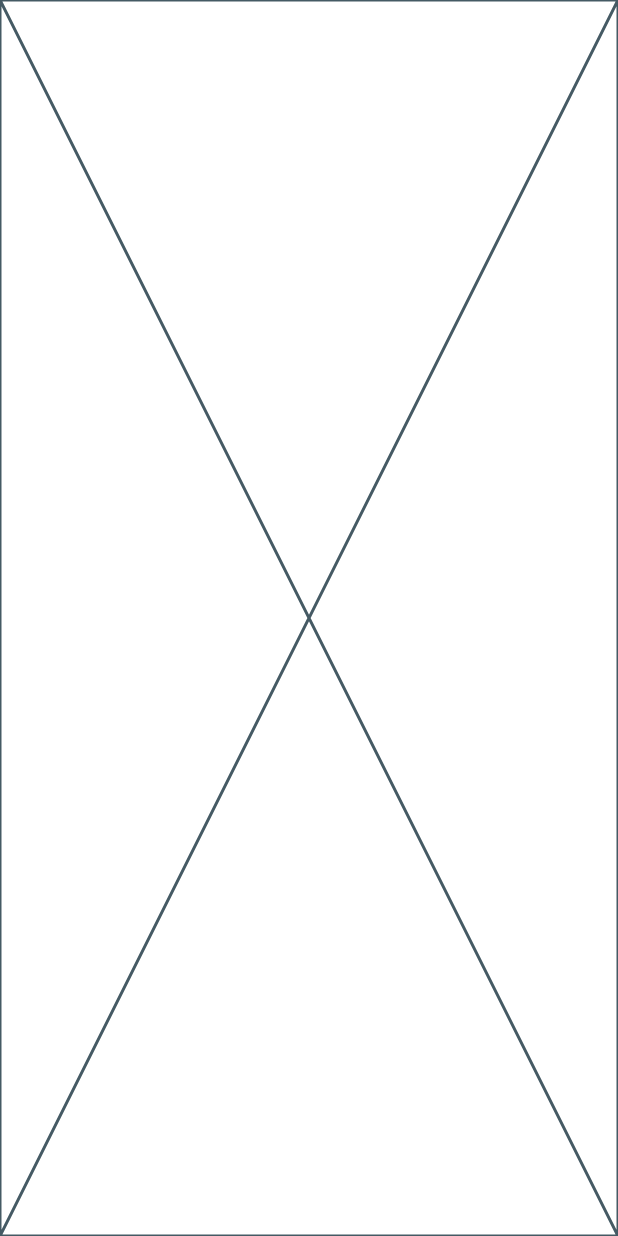
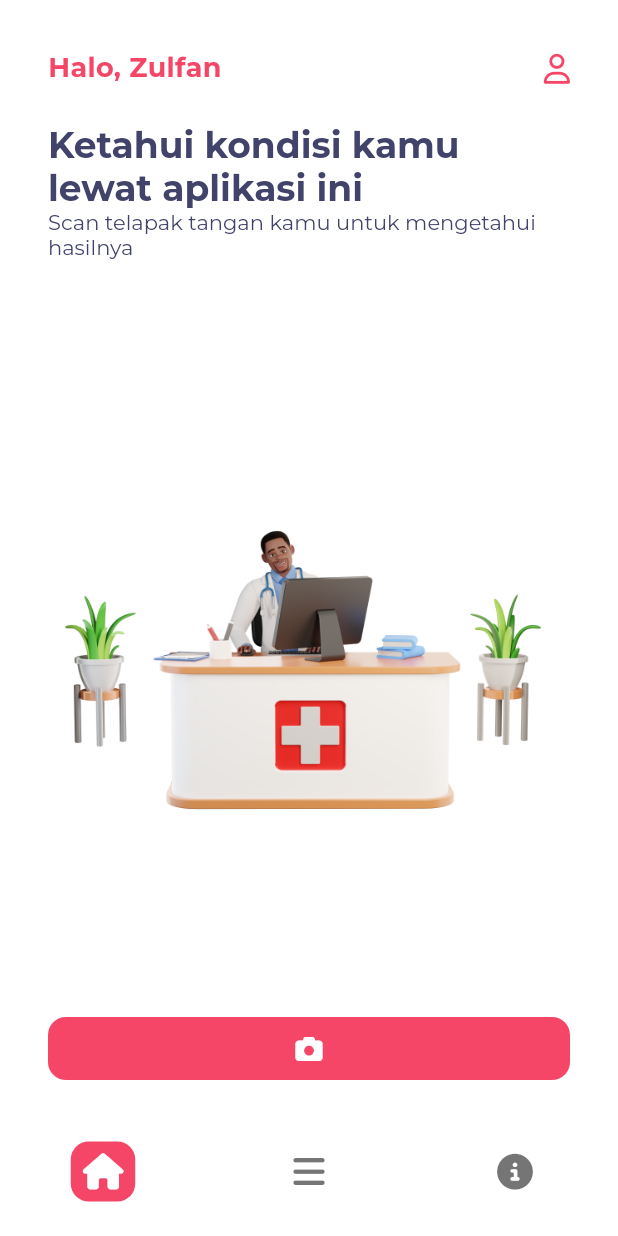
Before and after one commit to faeznz/anemia-predict-mobile, a Flutter app: the screen it shows after launch, after a tap on "Skip >>", on a phone screen of 412 x 824 dp. Run offline on Flutter 3.47's test engine with Material 3 defaults, Android fonts, the phone set to English and light mode, and no system bars; our stand-ins replace easy_splash_screen, font_awesome_flutter, google_fonts; network calls fail.

Commit message:
fear: finish slicing home and history

```diff
--- /dev/null
+++ b/lib/bottom_navbar.dart
@@ -0,0 +1,94 @@
+import 'package:flutter/material.dart';
+import 'package:font_awesome_flutter/font_awesome_flutter.dart';
+import 'package:predict_anemia/constant/color_constant.dart';
+import 'package:predict_anemia/screen/about/about_screen.dart';
+import 'package:predict_anemia/screen/history/hostory_screen.dart';
+import 'package:predict_anemia/screen/home/home_screen.dart';
+
+class MyButtomNavbar extends StatefulWidget {
+  const MyButtomNavbar({super.key});
+
+  @override
+  State<MyButtomNavbar> createState() => _MyButtomNavbarState();
+}
+
+class _MyButtomNavbarState extends State<MyButtomNavbar> {
+  int _selectedIndex = 0;
+
+  final List<Widget> _widgetOptions = <Widget>[
+    const HomeScreen(),
+    const HistoryScreen(),
+    const AboutScreen(),
+  ];
+
+  @override
+  Widget build(BuildContext context) {
+    return Scaffold(
+      body: _widgetOptions.elementAt(_selectedIndex),
+      bottomNavigationBar: BottomNavigationBar(
+        backgroundColor: ColorConstant.whiteColor,
+        items: <BottomNavigationBarItem>[
+          BottomNavigationBarItem(
+            icon: const FaIcon(FontAwesomeIcons.house),
+            label: '',
+            activeIcon: Container(
+              padding: const EdgeInsets.all(8),
+              decoration: BoxDecoration(
+                color: ColorConstant.primaryColor,
+                borderRadius: BorderRadius.circular(12),
+              ),
+              child: const FaIcon(
+                FontAwesomeIcons.house,
+                color: Colors.white,
+              ),
+            ),
+          ),
+          BottomNavigationBarItem(
+            icon: const FaIcon(FontAwesomeIcons.bars),
+            label: '',
+            activeIcon: Container(
+              padding: const EdgeInsets.symmetric(
+                vertical: 8,
+                horizontal: 10,
+              ),
+              decoration: BoxDecoration(
+                color: ColorConstant.primaryColor,
+                borderRadius: BorderRadius.circular(12),
+              ),
+              child: const FaIcon(
+                FontAwesomeIcons.bars,
+                color: Colors.white,
+              ),
+            ),
+          ),
+          BottomNavigationBarItem(
+            icon: const FaIcon(FontAwesomeIcons.circleInfo),
+            label: '',
+            activeIcon: Container(
+              padding: const EdgeInsets.all(8),
+              decoration: BoxDecoration(
+                color: ColorConstant.primaryColor,
+                borderRadius: BorderRadius.circular(12),
+              ),
+              child: const FaIcon(
+                FontAwesomeIcons.circleInfo,
+                color: Colors.white,
+              ),
+            ),
+          ),
+        ],
+        currentIndex: _selectedIndex,
+        selectedItemColor: ColorConstant.primaryColor,
+        onTap: (int index) {
+          setState(() {
+            _selectedIndex = index;
+          });
+        },
+        elevation: 0,
+        type: BottomNavigationBarType.fixed,
+        selectedFontSize: 12,
+        unselectedFontSize: 12,
+      ),
+    );
+  }
+}
--- a/lib/constant/color_constant.dart
+++ b/lib/constant/color_constant.dart
@@ -5,4 +5,7 @@ class ColorConstant {
   static Color primaryColor = const Color(0xFFF64668);
   static Color secondaryColor = const Color(0xFF41436A);
   static Color accentColor = const Color(0xFFEFEFEF);
+  static Color accentColor2 = const Color(0x8FF64669);
+  static Color secureColor = const Color(0xFF28CE73);
+  static Color warningColor = const Color(0xFFCE282B);
 }
--- a/lib/screen/home/home_screen.dart
+++ b/lib/screen/home/home_screen.dart
@@ -1,10 +1,26 @@
 import 'package:flutter/material.dart';
+import 'package:predict_anemia/screen/home/widgets/button_camera_widget.dart';
+import 'package:predict_anemia/screen/home/widgets/heading_home_widget.dart';
 
 class HomeScreen extends StatelessWidget {
   const HomeScreen({super.key});
 
   @override
   Widget build(BuildContext context) {
-    return const Placeholder();
+    return Scaffold(
+      body: SafeArea(
+        child: Padding(
+          padding: const EdgeInsets.all(32),
+          child: Column(
+            mainAxisAlignment: MainAxisAlignment.spaceBetween,
+            children: [
+              const HeadingHomeWidget(),
+              Image.asset('assets/images/doc_3.png'),
+              const ButtonCameraWidget(),
+            ],
+          ),
+        ),
+      ),
+    );
   }
 }
--- /dev/null
+++ b/lib/screen/home/widgets/button_camera_widget.dart
@@ -0,0 +1,41 @@
+import 'package:flutter/material.dart';
+import 'package:font_awesome_flutter/font_awesome_flutter.dart';
+import 'package:predict_anemia/constant/color_constant.dart';
+import 'package:predict_anemia/constant/text_style_constant.dart';
+
+class ButtonCameraWidget extends StatefulWidget {
+  const ButtonCameraWidget({super.key});
+
+  @override
+  State<ButtonCameraWidget> createState() => _ButtonCameraWidgetState();
+}
+
+class _ButtonCameraWidgetState extends State<ButtonCameraWidget> {
+  @override
+  Widget build(BuildContext context) {
+    return SizedBox(
+      width: double.infinity,
+      child: TextButton(
+        onPressed: () {},
+        style: TextButton.styleFrom(
+          backgroundColor: ColorConstant.primaryColor,
+          padding: const EdgeInsets.symmetric(
+            vertical: 12,
+          ),
+          textStyle: TextStyleConstant.montserratNormal.copyWith(
+            color: ColorConstant.secondaryColor,
+            letterSpacing: 1,
+            fontSize: 16,
+          ),
+          shape: RoundedRectangleBorder(
+            borderRadius: BorderRadius.circular(12),
+          ),
+        ),
+        child: FaIcon(
+          FontAwesomeIcons.camera,
+          color: ColorConstant.whiteColor,
+        ),
+      ),
+    );
+  }
+}
--- /dev/null
+++ b/lib/screen/home/widgets/heading_home_widget.dart
@@ -0,0 +1,57 @@
+import 'package:flutter/material.dart';
+import 'package:font_awesome_flutter/font_awesome_flutter.dart';
+import 'package:predict_anemia/constant/color_constant.dart';
+import 'package:predict_anemia/constant/text_style_constant.dart';
+
+class HeadingHomeWidget extends StatefulWidget {
+  const HeadingHomeWidget({super.key});
+
+  @override
+  State<HeadingHomeWidget> createState() => _HeadingHomeWidgetState();
+}
+
+class _HeadingHomeWidgetState extends State<HeadingHomeWidget> {
+  @override
+  Widget build(BuildContext context) {
+    return Column(
+      children: [
+        Row(
+          mainAxisAlignment: MainAxisAlignment.spaceBetween,
+          children: [
+            Text(
+              'Halo, Zulfan',
+              style: TextStyleConstant.montserratBold.copyWith(
+                fontSize: 18,
+              ),
+            ),
+            FaIcon(
+              FontAwesomeIcons.user,
+              color: ColorConstant.primaryColor,
+              size: 20,
+            ),
+          ],
+        ),
+        const SizedBox(height: 24),
+        RichText(
+          text: TextSpan(
+            text: 'Ketahui kondisi kamu lewat aplikasi ini\n',
+            style: TextStyleConstant.montserratBold.copyWith(
+              color: ColorConstant.secondaryColor,
+              fontSize: 24,
+              height: 1.2,
+            ),
+            children: [
+              TextSpan(
+                text: 'Scan telapak tangan kamu untuk mengetahui hasilnya',
+                style: TextStyleConstant.montserratNormal.copyWith(
+                  color: ColorConstant.secondaryColor,
+                  fontSize: 14,
+                ),
+              ),
+            ],
+          ),
+        )
+      ],
+    );
+  }
+}
--- a/lib/screen/welcome/welcome_screen.dart
+++ b/lib/screen/welcome/welcome_screen.dart
@@ -1,7 +1,7 @@
 import 'package:flutter/material.dart';
+import 'package:predict_anemia/bottom_navbar.dart';
 import 'package:predict_anemia/constant/color_constant.dart';
 import 'package:predict_anemia/constant/text_style_constant.dart';
-import 'package:predict_anemia/screen/home/home_screen.dart';
 import 'package:predict_anemia/screen/login_register/login_screen.dart';
 import 'package:predict_anemia/screen/login_register/register_screen.dart';
 
@@ -136,7 +136,8 @@ class WelcomeScreen extends StatelessWidget {
                                 Navigator.push(
                                   context,
                                   MaterialPageRoute(
-                                    builder: (context) => const HomeScreen(),
+                                    builder: (context) =>
+                                        const MyButtomNavbar(),
                                   ),
                                 );
                               },
```
Also changed, not shown: lib/screen/about/about_screen.dart (added, +10 -0 lines), lib/screen/history/hostory_screen.dart (added, +101 -0 lines), assets/images/doc_3.png (added).
